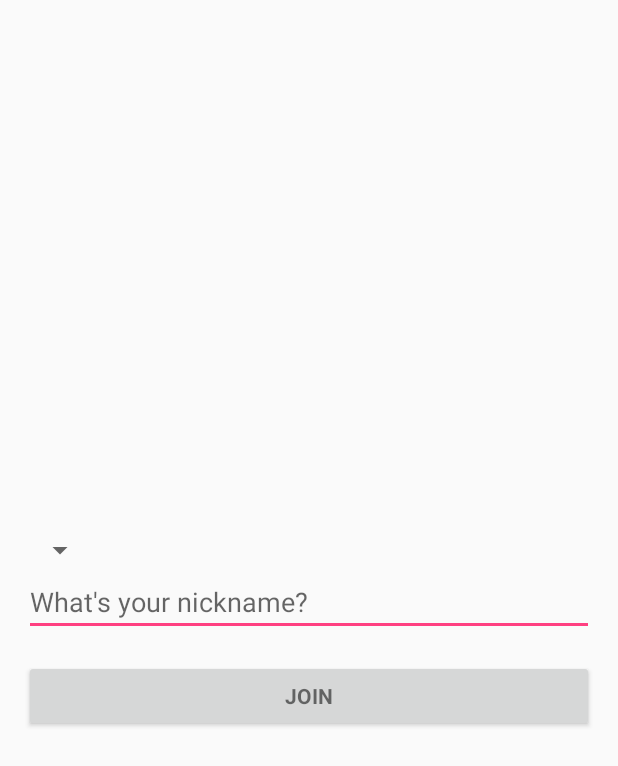
After one commit to KieuThang/Socket.Chat_Android, an Android app: the ActivityHome screen opened directly, with no data from a screen before it, on a phone screen of 412 x 824 dp. The commit adds this screen. Shown: the top 766 px of the screen. Run offline under Robolectric (Android 15) with nearby library versions, the phone set to English and light mode, and no system bars; our stand-ins replace RxJava.

Commit message:
update follow login/register to home screen

```diff
--- a/app/src/main/java/com/github/kieuthang/login_chat/data/common/ApiService.java
+++ b/app/src/main/java/com/github/kieuthang/login_chat/data/common/ApiService.java
@@ -18,10 +18,9 @@ public interface ApiService {
     Call<Rooms> getRooms();
 
     @FormUrlEncoded
-    @POST
+    @POST("users/login")
     Call<AccessToken> login(@Field("email") String email, @Field("password") String password);
 
-    @FormUrlEncoded
-    @POST
-    Call<BaseResponseModel> register(@Body UserModel userModel);
+    @POST("users/register")
+    Call<AccessToken> register(@Body UserModel userModel);
 }
--- a/app/src/main/java/com/github/kieuthang/login_chat/data/common/RestApiClient.java
+++ b/app/src/main/java/com/github/kieuthang/login_chat/data/common/RestApiClient.java
@@ -7,7 +7,7 @@ import retrofit2.Retrofit;
 import retrofit2.converter.gson.GsonConverterFactory;
 
 public class RestApiClient {
-    private static final String BASE_PRODUCTION_URL = "http://192.168.0.124:3000/";
+    private static final String BASE_PRODUCTION_URL = "http://192.168.1.186:3000/";
     private static Retrofit retrofit = null;
 
 
--- a/app/src/main/java/com/github/kieuthang/login_chat/data/common/cache/Cache.kt
+++ b/app/src/main/java/com/github/kieuthang/login_chat/data/common/cache/Cache.kt
@@ -19,7 +19,7 @@ public abstract class Cache(protected val mContext: Context) {
             val f = File(fileDir)
             return f.exists()
         } catch (e: PackageManager.NameNotFoundException) {
-            AppLog.e(AppConstants.TAG, e.message)
+            AppLog.e(AppConstants.TAG, e.message!!)
             return false
         }
     }
--- /dev/null
+++ b/app/src/main/java/com/github/kieuthang/login_chat/views/ActivityHome.kt
@@ -0,0 +1,21 @@
+package com.github.kieuthang.login_chat.views
+
+import android.content.Context
+import android.content.Intent
+import android.os.Bundle
+import com.github.kieuthang.login_chat.R
+import com.github.kieuthang.login_chat.views.common.BaseFragmentActivity
+
+class ActivityHome: BaseFragmentActivity() {
+    override fun onCreate(savedInstanceState: Bundle?) {
+        super.onCreate(savedInstanceState)
+        setContentView(R.layout.activity_home)
+
+    }
+
+    companion object {
+        fun createIntent(context: Context): Intent {
+            return Intent(context, ActivityHome::class.java)
+        }
+    }
+}
--- a/app/src/main/java/com/github/kieuthang/login_chat/views/common/BaseFragmentActivity.kt
+++ b/app/src/main/java/com/github/kieuthang/login_chat/views/common/BaseFragmentActivity.kt
@@ -15,7 +15,6 @@ import com.github.kieuthang.login_chat.common.AppConstants
 import com.github.kieuthang.login_chat.common.log.AppLog
 import com.github.kieuthang.login_chat.common.utils.NetworkUtils
 import com.github.kieuthang.login_chat.data.entity.AccessToken
-import com.github.kieuthang.login_chat.data.entity.BaseResponseModel
 import com.github.kieuthang.login_chat.data.entity.UserModel
 
 abstract class BaseFragmentActivity : AppCompatActivity(), IDataLoadView {
@@ -135,7 +134,7 @@ abstract class BaseFragmentActivity : AppCompatActivity(), IDataLoadView {
 
     }
 
-    override fun onRegisterResult(t: BaseResponseModel?, throwable: Throwable?) {
+    override fun onRegisterResult(t: AccessToken?, throwable: Throwable?) {
 
     }
 
--- a/app/src/main/java/com/github/kieuthang/login_chat/views/common/DataPresenter.kt
+++ b/app/src/main/java/com/github/kieuthang/login_chat/views/common/DataPresenter.kt
@@ -5,7 +5,6 @@ import android.content.Context
 import com.github.kieuthang.login_chat.data.DataRepositoryImpl
 import com.github.kieuthang.login_chat.data.DefaultSubscriber
 import com.github.kieuthang.login_chat.data.entity.AccessToken
-import com.github.kieuthang.login_chat.data.entity.BaseResponseModel
 import com.github.kieuthang.login_chat.data.entity.UserModel
 import io.reactivex.android.schedulers.AndroidSchedulers
 import io.reactivex.schedulers.Schedulers
@@ -60,8 +59,8 @@ class DataPresenter internal constructor(context: Context) : BaseContract.Presen
 
     fun register(firstName: String, lastName: String, email: String, password: String) {
         iDataRepository!!.register(firstName, lastName, email, password).subscribeOn(Schedulers.newThread()).observeOn(AndroidSchedulers.mainThread())
-                .subscribe(object : DefaultSubscriber<BaseResponseModel>() {
-                    override fun onNext(t: BaseResponseModel) {
+                .subscribe(object : DefaultSubscriber<AccessToken>() {
+                    override fun onNext(t: AccessToken) {
                         super.onNext(t)
                         iLoginDataLoadView!!.hideLoading()
                         iLoginDataLoadView!!.onRegisterResult(t, null)
--- a/app/src/main/java/com/github/kieuthang/login_chat/views/common/IDataLoadView.kt
+++ b/app/src/main/java/com/github/kieuthang/login_chat/views/common/IDataLoadView.kt
@@ -10,5 +10,5 @@ interface IDataLoadView : BaseContract.View {
 
     fun onGetMyProfileResult(t: UserModel?, throwable: Throwable?)
 
-    fun onRegisterResult(t: BaseResponseModel?, throwable: Throwable?)
+    fun onRegisterResult(t: AccessToken?, throwable: Throwable?)
 }
--- a/app/src/main/java/com/github/kieuthang/login_chat/views/common/IDataRepository.kt
+++ b/app/src/main/java/com/github/kieuthang/login_chat/views/common/IDataRepository.kt
@@ -1,7 +1,6 @@
 package com.github.kieuthang.login_chat.views.common
 
 import com.github.kieuthang.login_chat.data.entity.AccessToken
-import com.github.kieuthang.login_chat.data.entity.BaseResponseModel
 import com.github.kieuthang.login_chat.data.entity.UserModel
 import io.reactivex.Observable
 
@@ -11,5 +10,5 @@ interface IDataRepository {
 
     fun getMyProfile(pullToRefresh: Boolean): Observable<UserModel>
 
-    fun register(firstName: String, lastName: String, email: String, password: String): Observable<BaseResponseModel>
+    fun register(firstName: String, lastName: String, email: String, password: String): Observable<AccessToken>
 }
--- a/app/src/main/java/com/github/nkzawa/socketio/androidchat/MainActivity.java
+++ b/app/src/main/java/com/github/nkzawa/socketio/androidchat/MainActivity.java
@@ -2,6 +2,8 @@ package com.github.nkzawa.socketio.androidchat;
 
 import android.os.Bundle;
 import android.support.v7.app.AppCompatActivity;
+
+import com.github.kieuthang.login_chat.R;
 
 
 public class MainActivity extends AppCompatActivity {
--- /dev/null
+++ b/app/src/main/res/layout/activity_home.xml
@@ -0,0 +1,47 @@
+<ScrollView xmlns:android="http://schemas.android.com/apk/res/android"
+    android:layout_width="match_parent"
+    android:layout_height="match_parent"
+    android:paddingBottom="@dimen/activity_vertical_margin"
+    android:paddingLeft="@dimen/activity_horizontal_margin"
+    android:paddingRight="@dimen/activity_horizontal_margin"
+    android:paddingTop="@dimen/activity_vertical_margin">
+
+    <LinearLayout
+        android:layout_width="match_parent"
+        android:layout_height="wrap_content"
+        android:layout_gravity="center"
+        android:orientation="vertical">
+
+        <com.github.kieuthang.login_chat.views.widget.SFUITextView
+            android:id="@+id/tvUserName"
+            android:layout_width="wrap_content"
+            android:layout_height="wrap_content" />
+
+        <Spinner
+            android:id="@+id/spinner"
+            android:layout_width="wrap_content"
+            android:layout_height="wrap_content" />
+
+        <EditText
+            android:id="@+id/username_input"
+            android:layout_width="match_parent"
+            android:layout_height="wrap_content"
+            android:hint="@string/prompt_username"
+            android:imeActionLabel="@string/action_sign_in_short"
+            android:imeOptions="actionUnspecified"
+            android:inputType="textPersonName"
+            android:maxLength="14"
+            android:maxLines="1"
+            android:singleLine="true" />
+
+        <Button
+            android:id="@+id/sign_in_button"
+            style="?android:textAppearanceSmall"
+            android:layout_width="match_parent"
+            android:layout_height="wrap_content"
+            android:layout_marginTop="16dp"
+            android:text="@string/action_sign_in"
+            android:textStyle="bold" />
+
+    </LinearLayout>
+</ScrollView>
--- a/app/src/main/res/layout/activity_login.xml
+++ b/app/src/main/res/layout/activity_login.xml
@@ -107,7 +107,7 @@
                 android:layout_height="wrap_content"
                 android:layout_gravity="center_horizontal"
                 android:layout_marginTop="@dimen/margin_big"
-                android:text="@string/forgot_password"
+                android:text="@string/no_account_create_new"
                 android:textColor="@color/hintColorForgotPWText"
                 android:textSize="@dimen/textForgotPWSize" />
 
--- a/app/src/main/res/layout/activity_signup.xml
+++ b/app/src/main/res/layout/activity_signup.xml
@@ -150,12 +150,12 @@
                 android:textSize="@dimen/textLoginContentSize" />
 
             <com.github.kieuthang.login_chat.views.widget.SFUITextView
-                android:id="@+id/tvForgotPw"
+                android:id="@+id/tvGotoLogin"
                 android:layout_width="wrap_content"
                 android:layout_height="wrap_content"
                 android:layout_gravity="center_horizontal"
                 android:layout_marginTop="@dimen/margin_big"
-                android:text="@string/forgot_password"
+                android:text="@string/go_to_login"
                 android:textColor="@color/hintColorForgotPWText"
                 android:textSize="@dimen/textForgotPWSize" />
 
--- a/app/src/main/res/values/strings.xml
+++ b/app/src/main/res/values/strings.xml
@@ -48,4 +48,6 @@
     <string name="sign_up">Sign Up</string>
     <string name="first_name_cannot_be_empty">First name cannot be empty</string>
     <string name="last_name_cannot_be_empty">Last name cannot be empty</string>
+    <string name="no_account_create_new"><![CDATA[<u>No Account? Create New</u>]]></string>
+    <string name="go_to_login"><![CDATA[<u>Go to Login</u>]]></string>
 </resources>
```
Also changed, not shown: app/src/main/AndroidManifest.xml (+7 -0 lines), app/src/main/java/com/github/kieuthang/login_chat/data/DataRepositoryImpl.kt (+9 -7 lines), app/src/main/java/com/github/kieuthang/login_chat/views/login_register/ActivityLogin.kt (+14 -6 lines), app/src/main/java/com/github/kieuthang/login_chat/views/login_register/ActivitySignUp.kt (+21 -5 lines), 1 other file.
